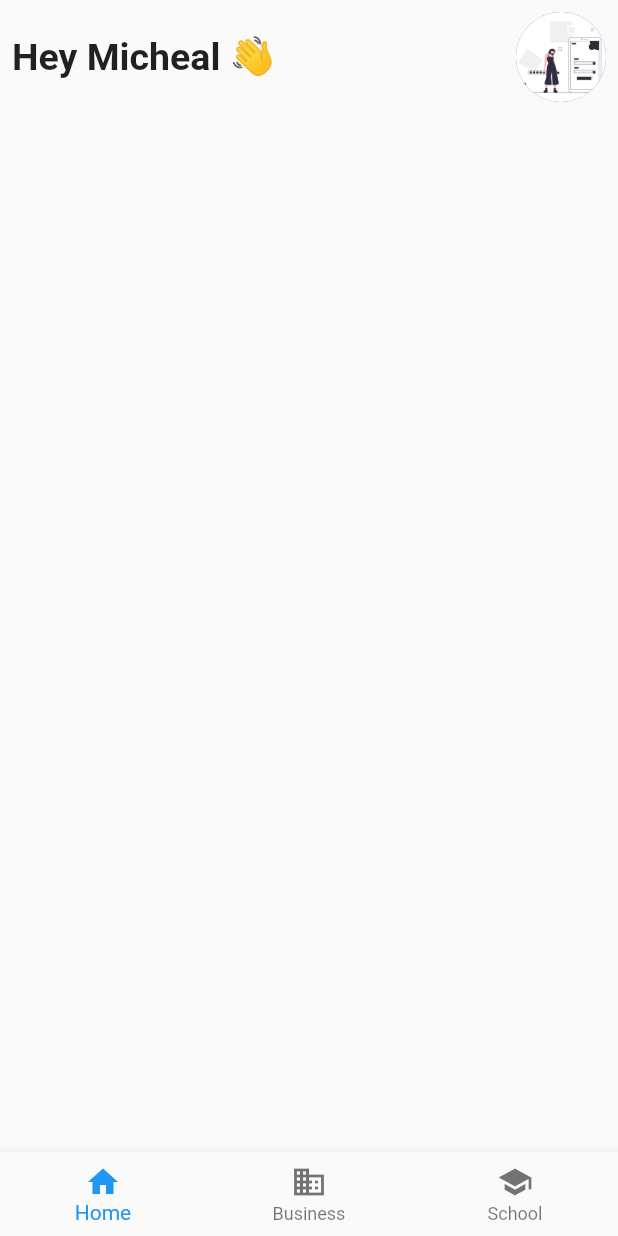
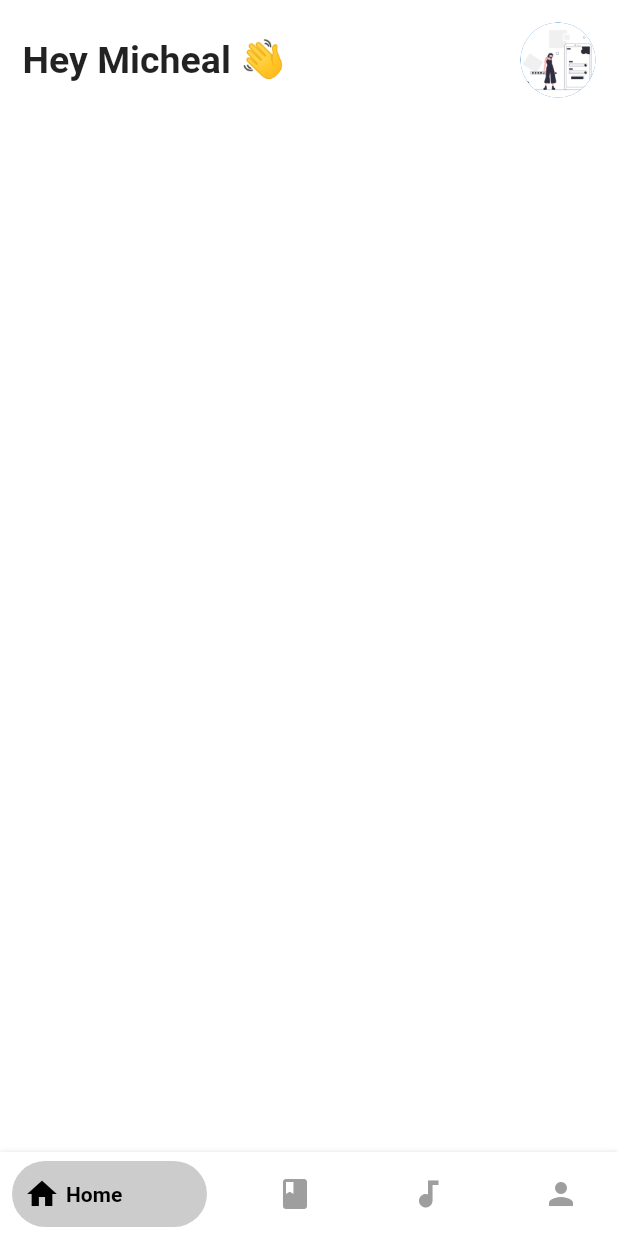
Before and after one commit to D-Mick/BookApp, a Flutter app: the HomePage screen opened directly, on a phone screen of 412 x 824 dp. Run offline on Flutter 3.47's test engine with Material 2 defaults, Android fonts, the phone set to English and light mode, and no system bars; drawn by our look-alikes of bottom_navy_bar; our stand-ins replace google_fonts, lottie, simple_animations; project files that could hold a hidden picture were left out.

Commit message:
Added a new page(homePage),image, new library

```diff
--- /dev/null
+++ b/lib/Model/data.dart
@@ -0,0 +1,8 @@
+class Data{
+  int id;
+  String title;
+  String url;
+  String thumbnailUrl;
+
+  Data(this.id, this.title, this.url, this.thumbnailUrl);
+}
--- a/lib/screens/auth/login.dart
+++ b/lib/screens/auth/login.dart
@@ -1,5 +1,5 @@
 import 'package:book_app/animations/fadeAnimation.dart';
-import 'package:book_app/screens/home/home_page.dart';
+import 'package:book_app/screens/home/bottomNavigation.dart';
 import 'package:flutter/cupertino.dart';
 import 'package:flutter/material.dart';
 
--- /dev/null
+++ b/lib/screens/home/bottomNavigation.dart
@@ -0,0 +1,106 @@
+import 'package:book_app/animations/fadeAnimation.dart';
+import 'package:book_app/screens/home/home_page.dart';
+import 'package:bottom_navy_bar/bottom_navy_bar.dart';
+import 'package:flutter/material.dart';
+import 'package:google_fonts/google_fonts.dart';
+
+
+const colorBlack = Colors.black;
+const colorIconInactive = Colors.grey;
+
+class HomePage extends StatefulWidget {
+  @override
+  _HomePageState createState() => _HomePageState();
+}
+
+class _HomePageState extends State<HomePage> {
+  int _currentIndex = 0;
+  PageController _pageController;
+
+  @override
+  void initState() {
+    super.initState();
+    _pageController = PageController();
+  }
+
+  @override
+  void dispose() {
+    _pageController.dispose();
+    super.dispose();
+  }
+
+  @override
+  Widget build(BuildContext context) {
+    return Scaffold(
+      body: SizedBox.expand(
+        child: PageView(
+          controller: _pageController,
+          onPageChanged: (index) {
+            setState(() => _currentIndex = index);
+          },
+          children: <Widget>[
+            Container(
+                color: Colors.white,
+                child: Ebook(),
+                // child: Row(
+                //     mainAxisAlignment: MainAxisAlignment.spaceBetween,
+                //     children: [
+                //       Text(
+                //         'Hey Micheal 👋',
+                //         style: TextStyle(
+                //             fontWeight: FontWeight.bold, fontSize: 25),
+                //       ),
+                //       CircleAvatar(
+                //         backgroundImage: AssetImage('assets/image/login.png'),
+                //         radius: 25,
+                //       )
+                //     ])
+            ),
+            Container(
+              color: Colors.white,
+            ),
+            Container(
+              color: Colors.white,
+            ),
+            Container(
+              color: Colors.white,
+            ),
+          ],
+        ),
+      ),
+      bottomNavigationBar: BottomNavyBar(
+        selectedIndex: _currentIndex,
+        animationDuration: Duration(milliseconds: 300),
+        onItemSelected: (index) {
+          setState(() => _currentIndex = index);
+          _pageController.jumpToPage(index);
+        },
+        items: <BottomNavyBarItem>[
+          BottomNavyBarItem(
+              title: Text('Home'),
+              icon: Icon(Icons.home),
+              inactiveColor: colorIconInactive,
+              activeColor: colorBlack),
+          BottomNavyBarItem(
+            title: Text('E-books'),
+            icon: Icon(Icons.book),
+            activeColor: colorBlack,
+            inactiveColor: colorIconInactive,
+          ),
+          BottomNavyBarItem(
+            title: Text('Audiobooks'),
+            icon: Icon(Icons.audiotrack),
+            activeColor: colorBlack,
+            inactiveColor: colorIconInactive,
+          ),
+          BottomNavyBarItem(
+            title: Text('Profile'),
+            icon: Icon(Icons.person),
+            activeColor: colorBlack,
+            inactiveColor: colorIconInactive,
+          ),
+        ],
+      ),
+    );
+  }
+}
--- a/lib/screens/home/home_page.dart
+++ b/lib/screens/home/home_page.dart
@@ -1,17 +1,22 @@
 import 'package:book_app/animations/fadeAnimation.dart';
 import 'package:flutter/material.dart';
-import 'package:google_fonts/google_fonts.dart';
 
-class HomePage extends StatelessWidget {
+class Ebook extends StatefulWidget {
+  @override
+  _EbookState createState() => _EbookState();
+}
+
+class _EbookState extends State<Ebook> {
   @override
   Widget build(BuildContext context) {
     return Scaffold(
       body: SafeArea(
+        child: Container(
+          color: Colors.white,
           child: Column(
-          mainAxisAlignment: MainAxisAlignment.spaceBetween,
             children: [
-            FadeAnimation(1, Padding(
-              padding: const EdgeInsets.all(8.0),
+              Padding(
+                padding: const EdgeInsets.all(15.0),
                 child: Row(
                   mainAxisAlignment: MainAxisAlignment.spaceBetween,
                   children: [
@@ -24,34 +29,81 @@ class HomePage extends StatelessWidget {
                     ),
                     CircleAvatar(
                       backgroundImage: AssetImage('assets/image/login.png'),
-                    radius: 30,
+                      radius: 25,
                     )
                   ],
                 ),
-            )),
-            FadeAnimation(1.2,Column(
-              children: [
-                BottomNavigationBar(
-                  items: const <BottomNavigationBarItem>[
-                    BottomNavigationBarItem(
-                      icon: Icon(Icons.home),
-                      label: 'Home',
-                    ),
-                    BottomNavigationBarItem(
-                      icon: Icon(Icons.business),
-                      label: 'Business',
-                    ),
-                    BottomNavigationBarItem(
-                      icon: Icon(Icons.school),
-                      label: 'School',
               ),
             ],
-                )
-              ],
-            ))
-          ],
+          ),
         ),
       ),
     );
   }
 }
+
+// class BottomNavItem extends StatelessWidget {
+//   final Function onTap;
+//   final Color color;
+//   final String iconPath;
+//
+//   BottomNavItem({this.onTap, this.color, this.iconPath});
+//
+//   @override
+//   Widget build(BuildContext context) {
+//     return Expanded(
+//       child: InkWell(
+//         onTap: onTap,
+//         borderRadius: BorderRadius.circular(12),
+//         child: Padding(
+//           padding: EdgeInsets.all(5.0),
+//           child: Image.asset(
+//             '$iconPath',
+//             color: color,
+//           )
+//         ),
+//       ),
+//     );
+//   }
+// }
+//
+// Expanded(
+// child: Padding(
+// padding: EdgeInsets.only(bottom: 0),
+// child: screens[_currentPage],
+// ),
+// ),
+// Material(
+// color: Colors.white,
+// shape: RoundedRectangleBorder(
+// borderRadius: BorderRadius.vertical(top: Radius.circular(25)),
+// ),
+// elevation: 13,
+// child: Container(
+// padding: EdgeInsets.symmetric(horizontal: 5, vertical: 5),
+// child: Row(
+// children: [
+// BottomNavItem(
+// color: (_currentPage == 0) ? colorBlack : colorIconInactive,
+// iconPath: "assets/image/home.png",
+// onTap: () => changePage(0),
+// ),
+// BottomNavItem(
+// color: (_currentPage == 1) ? colorBlack : colorIconInactive,
+// iconPath: "assets/image/home.png",
+// onTap: () => changePage(1),
+// ),
+// BottomNavItem(
+// color: (_currentPage == 1) ? colorBlack : colorIconInactive,
+// iconPath: "assets/image/home.png",
+// onTap: () => changePage(1),
+// ),
+// BottomNavItem(
+// color: (_currentPage == 1) ? colorBlack : colorIconInactive,
+// iconPath: "assets/image/home.png",
+// onTap: () => changePage(1),
+// ),
+// ],
+// ),
+// ),
+// ),
--- a/lib/screens/walkthrough/second_page.dart
+++ b/lib/screens/walkthrough/second_page.dart
@@ -3,7 +3,7 @@ import 'package:book_app/screens/auth/welcome.dart';
 import 'package:flutter/material.dart';
 import 'package:lottie/lottie.dart';
 
-import '../home/home_page.dart';
+import '../home/bottomNavigation.dart';
 import 'on_boarding_page.dart';
 
 class SecondPage extends StatelessWidget {
--- a/pubspec.yaml
+++ b/pubspec.yaml
@@ -33,6 +33,7 @@ dependencies:
   flutter_hooks: ^0.12.0
   google_fonts: ^1.1.2
   simple_animations: ^1.3.3
+  bottom_navy_bar: ^6.0.0
 
 dev_dependencies:
   flutter_test:
@@ -57,6 +58,7 @@ flutter:
     - assets/lottie/secondScreen.json
     - assets/image/welcome.png
     - assets/image/login.png
+    - assets/image/home.png
 
   # An image asset can refer to one or more resolution-specific "variants", see
   # https://flutter.dev/assets-and-images/#resolution-aware.
```
Also changed, not shown: assets/image/home.png (added), pubspec.lock. Lines whose indentation alone changed are shown as unchanged.
